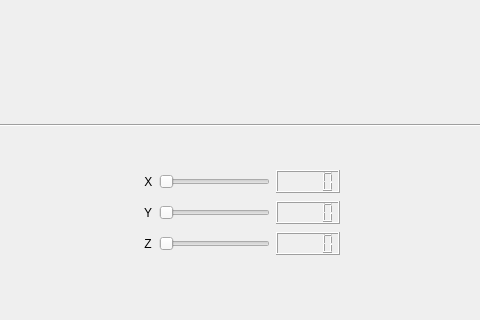
Above: Projeto3.0/Escultor/mainwindow.ui from VictorCosta101/Escultor-3D before the change; both pictures show x 0 to 480 and y 172 to 492 of the 788 by 492 pixel window. Below: the same form after it.
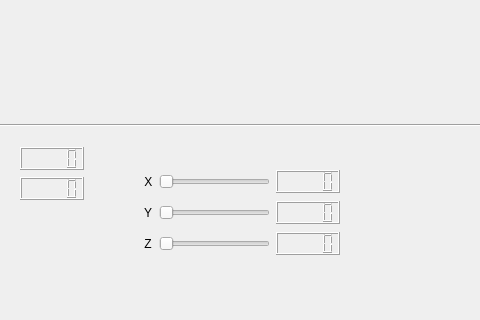
That is the form after the change. Custom widgets are drawn as their Qt base class.

Diff of the .ui file:
```diff
--- a/Projeto3.0/Escultor/mainwindow.ui
+++ b/Projeto3.0/Escultor/mainwindow.ui
@@ -375,6 +375,26 @@
      </item>
     </layout>
    </widget>
+   <widget class="QLCDNumber" name="lcdNumberX">
+    <property name="geometry">
+     <rect>
+      <x>20</x>
+      <y>290</y>
+      <width>64</width>
+      <height>23</height>
+     </rect>
+    </property>
+   </widget>
+   <widget class="QLCDNumber" name="lcdNumberY">
+    <property name="geometry">
+     <rect>
+      <x>20</x>
+      <y>320</y>
+      <width>64</width>
+      <height>23</height>
+     </rect>
+    </property>
+   </widget>
   </widget>
   <widget class="QMenuBar" name="menuBar">
    <property name="geometry">
```
Left out of the diff: 20 changed lines with no effect on the pictures.
